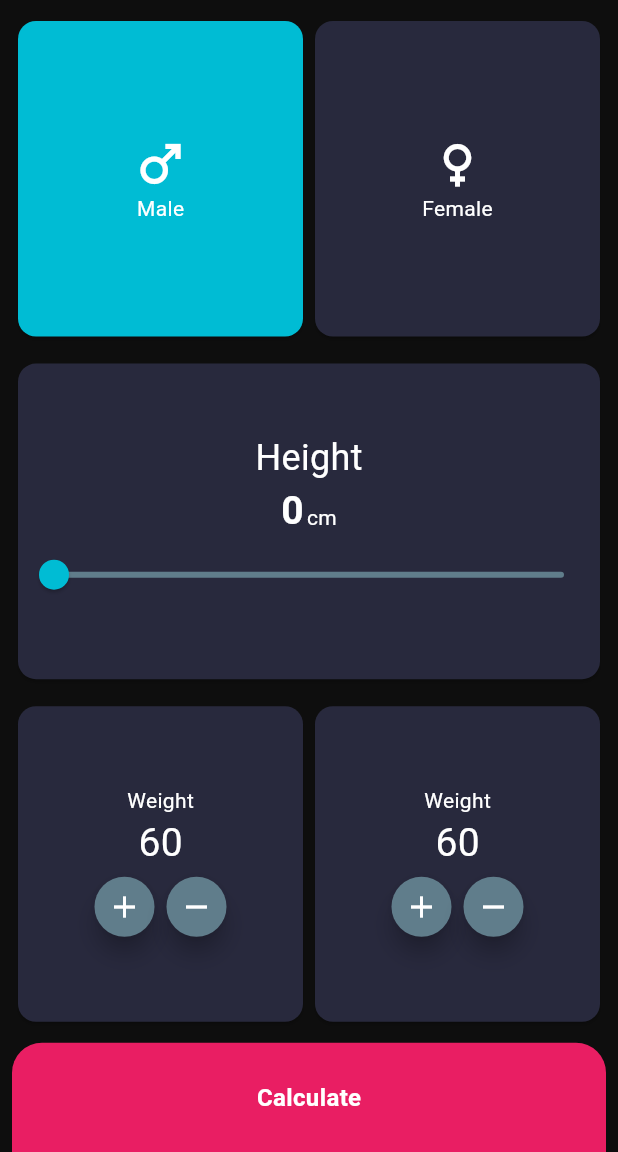
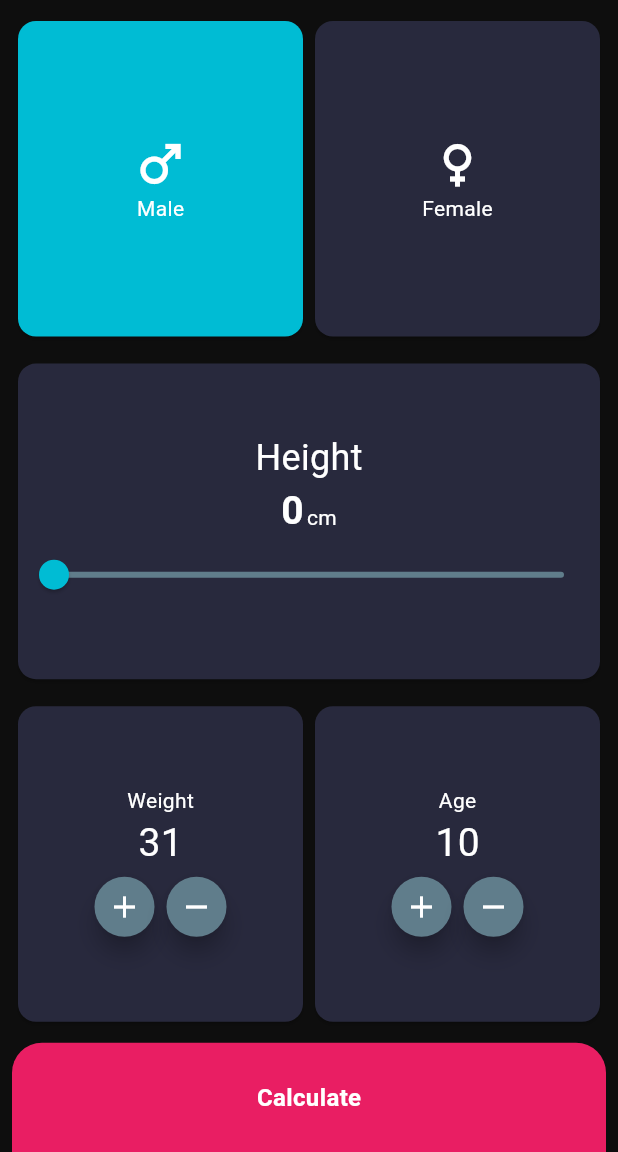
Before and after one commit to EusufUddin8926/bmi_calculator_flutter, a Flutter app: the screen it shows after launch, after a tap on the "add" icon, on a phone screen of 412 x 824 dp, the part 84-1236 px from its top. Run offline on Flutter 3.47's test engine with Material 3 defaults, Android fonts, the phone set to English and light mode, and no system bars.

```diff
--- a/lib/screens/home_page.dart
+++ b/lib/screens/home_page.dart
@@ -12,6 +12,20 @@ class _HomePageState extends State<HomePage> {
   final Color cardColor = Color(0xff28293D);
   bool isClicked = false;
   int _value = 0;
+  int _wight = 30;
+  int _age = 10;
+
+
+  void calculateBMI(){
+    double height =  _value/ 100;
+    double weight = _wight.toDouble();
+    // We dived height by 100 because we are taking the height in centimeter
+    // and formula takes height in meter.
+
+    double heightSquare = height * height;
+    double result = weight / heightSquare;
+    print("BMI: ${result}");
+  }
 
   @override
   Widget build(BuildContext context) {
@@ -154,22 +168,30 @@ class _HomePageState extends State<HomePage> {
                               "Weight",
                               style: TextStyle(color: Colors.white, fontSize: 14),
                             ),
-                            const Text(
-                              "60",
+                             Text(
+                              "${_wight}",
                               style: TextStyle(color: Colors.white, fontSize: 26),
                             ),
                             Row(
                               mainAxisAlignment: MainAxisAlignment.center,
                               children: [
                                 FloatingActionButton(
-                                  onPressed: () {},
+                                  onPressed: () {
+                                    setState(() {
+                                      _wight++;
+                                    });
+                                  },
                                   mini: true,
                                   shape: RoundedRectangleBorder(borderRadius: BorderRadius.circular(50)),
                                   backgroundColor: Colors.blueGrey,
                                   child: Icon(Icons.add, color: Colors.white),
                                 ),
                                 FloatingActionButton(
-                                  onPressed: () {},
+                                  onPressed: () {
+                                    setState(() {
+                                      _wight--;
+                                    });
+                                  },
                                   mini: true,
                                   shape: RoundedRectangleBorder(borderRadius: BorderRadius.circular(50)),
                                   backgroundColor: Colors.blueGrey,
@@ -188,25 +210,33 @@ class _HomePageState extends State<HomePage> {
                           mainAxisAlignment: MainAxisAlignment.center,
                           children: [
                             const Text(
-                              "Weight",
+                              "Age",
                               style: TextStyle(color: Colors.white, fontSize: 14),
                             ),
-                            const Text(
-                              "60",
+                            Text(
+                              "${_age}",
                               style: TextStyle(color: Colors.white, fontSize: 26),
                             ),
                             Row(
                               mainAxisAlignment: MainAxisAlignment.center,
                               children: [
                                 FloatingActionButton(
-                                  onPressed: () {},
+                                  onPressed: () {
+                                    setState(() {
+                                      _age++;
+                                    });
+                                  },
                                   mini: true,
                                   shape: RoundedRectangleBorder(borderRadius: BorderRadius.circular(50)),
                                   backgroundColor: Colors.blueGrey,
                                   child: Icon(Icons.add, color: Colors.white),
                                 ),
                                 FloatingActionButton(
-                                  onPressed: () {},
+                                  onPressed: () {
+                                    setState(() {
+                                      _age--;
+                                    });
+                                  },
                                   mini: true,
                                   shape: RoundedRectangleBorder(borderRadius: BorderRadius.circular(50)),
                                   backgroundColor: Colors.blueGrey,
@@ -225,10 +255,15 @@ class _HomePageState extends State<HomePage> {
             ),
              Expanded(
                 flex: 1,
-                child: Container(
-                  decoration: BoxDecoration(color: Colors.pink, borderRadius: BorderRadius.only(topLeft: Radius.circular(20), topRight: Radius.circular(20))),
-                  child: Center(
-                    child: Text("Calculate", style: TextStyle(color: Colors.white, fontSize: 16, fontWeight: FontWeight.bold),),
+                child: InkWell(
+                  onTap: (){
+                    calculateBMI();
+                  },
+                  child: Container(
+                    decoration: BoxDecoration(color: Colors.pink, borderRadius: BorderRadius.only(topLeft: Radius.circular(20), topRight: Radius.circular(20))),
+                    child: Center(
+                      child: Text("Calculate", style: TextStyle(color: Colors.white, fontSize: 16, fontWeight: FontWeight.bold),),
+                    ),
                   ),
                 ))
           ],
```
